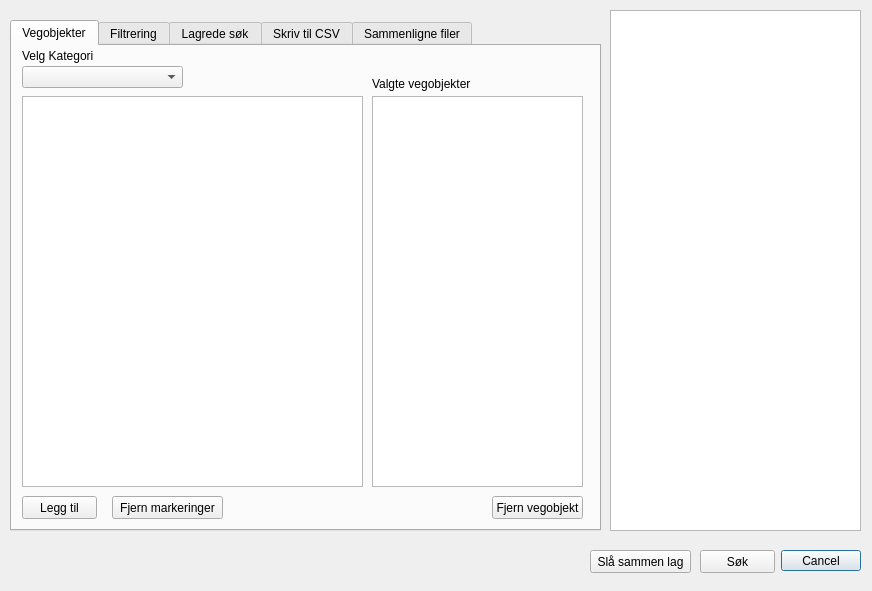
First picture: the form in nvdb_qgis_plugin_dialog_base.ui, repository vtfk/NVDB-qgis-plugin, before the edit.
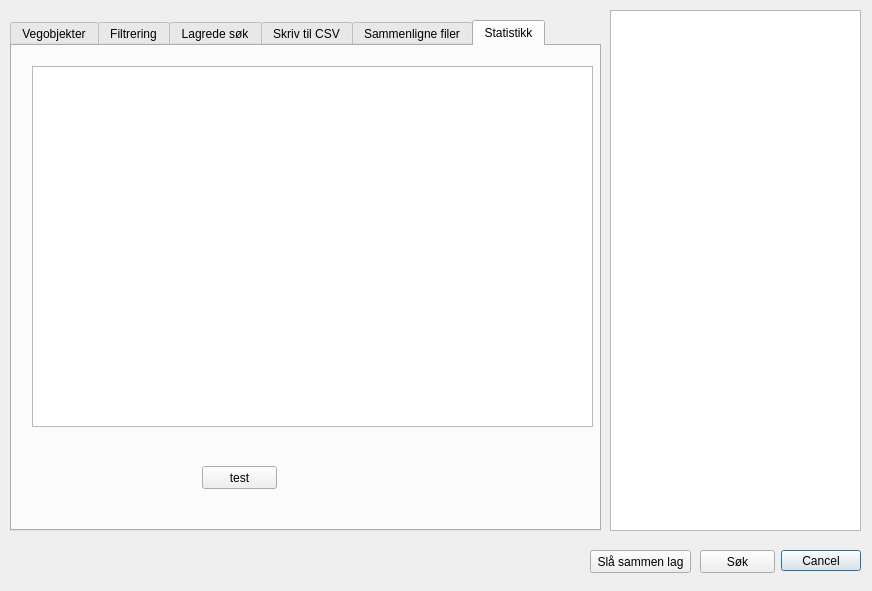
Second picture: the form after the edit.

What changed in the file:
```diff
--- a/nvdb_qgis_plugin_dialog_base.ui
+++ b/nvdb_qgis_plugin_dialog_base.ui
@@ -39,7 +39,7 @@
     </rect>
    </property>
    <property name="currentIndex">
-    <number>0</number>
+    <number>5</number>
    </property>
    <widget class="QWidget" name="Objects">
     <attribute name="title">
@@ -802,6 +802,37 @@
      </layout>
     </widget>
    </widget>
+   <widget class="QWidget" name="tab_2">
+    <attribute name="title">
+     <string>Statistikk</string>
+    </attribute>
+    <widget class="QTableWidget" name="statsTable">
+     <property name="geometry">
+      <rect>
+       <x>20</x>
+       <y>20</y>
+       <width>561</width>
+       <height>361</height>
+      </rect>
+     </property>
+     <property name="editTriggers">
+      <set>QAbstractItemView::NoEditTriggers</set>
+     </property>
+    </widget>
+    <widget class="QPushButton" name="testBtn">
+     <property name="geometry">
+      <rect>
+       <x>190</x>
+       <y>420</y>
+       <width>75</width>
+       <height>23</height>
+      </rect>
+     </property>
+     <property name="text">
+      <string>test</string>
+     </property>
+    </widget>
+   </widget>
   </widget>
   <widget class="QPushButton" name="mergeButton">
    <property name="geometry">
```
